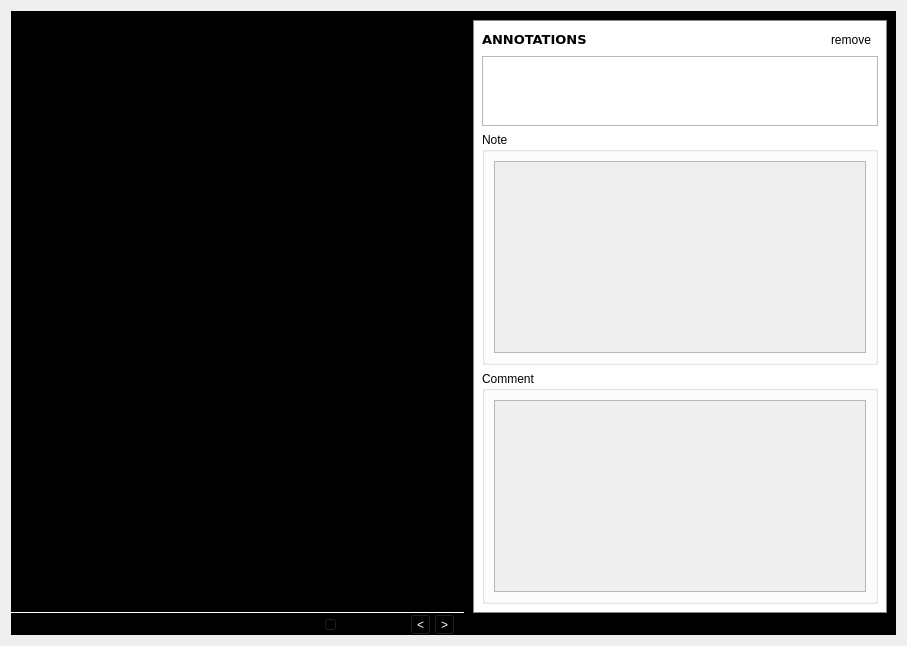
The window that trunk/src/edr/src/plugins/dicom/ui/layeredImageVisualizer.ui (mk4me/hm-mde-one) describes before a commit, drawn with Qt 5.
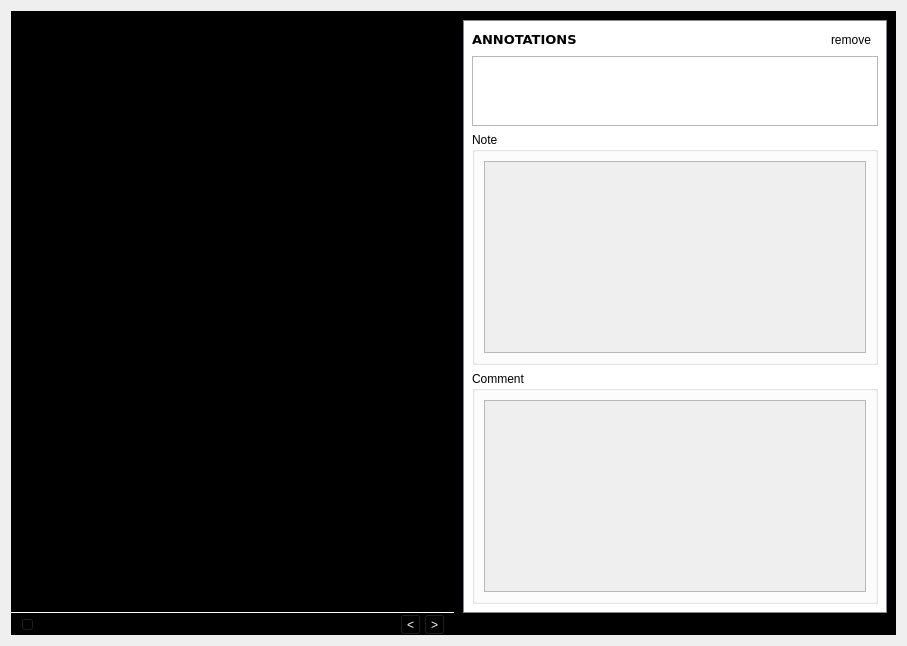
The same window after the commit. Icons and pictures are not drawn.

Commit message: poprawki Medusa (poprawione tworzenie i ui multiwizualizatora)

The edit to the form file:
```diff
--- a/trunk/src/edr/src/plugins/dicom/ui/layeredImageVisualizer.ui
+++ b/trunk/src/edr/src/plugins/dicom/ui/layeredImageVisualizer.ui
@@ -74,38 +74,6 @@
            <property name="bottomMargin">
             <number>0</number>
            </property>
-           <item>
-            <widget class="QLabel" name="label_2">
-             <property name="minimumSize">
-              <size>
-               <width>200</width>
-               <height>0</height>
-              </size>
-             </property>
-             <property name="styleSheet">
-              <string notr="true">color:white</string>
-             </property>
-             <property name="text">
-              <string/>
-             </property>
-            </widget>
-           </item>
-           <item>
-            <spacer name="horizontalSpacer">
-             <property name="orientation">
-              <enum>Qt::Horizontal</enum>
-             </property>
-             <property name="sizeType">
-              <enum>QSizePolicy::Fixed</enum>
-             </property>
-             <property name="sizeHint" stdset="0">
-              <size>
-               <width>100</width>
-               <height>20</height>
-              </size>
-             </property>
-            </spacer>
-           </item>
            <item>
             <widget class="QSlider" name="sliderBar">
              <property name="styleSheet">
```
The commit also changes 2 other files.
